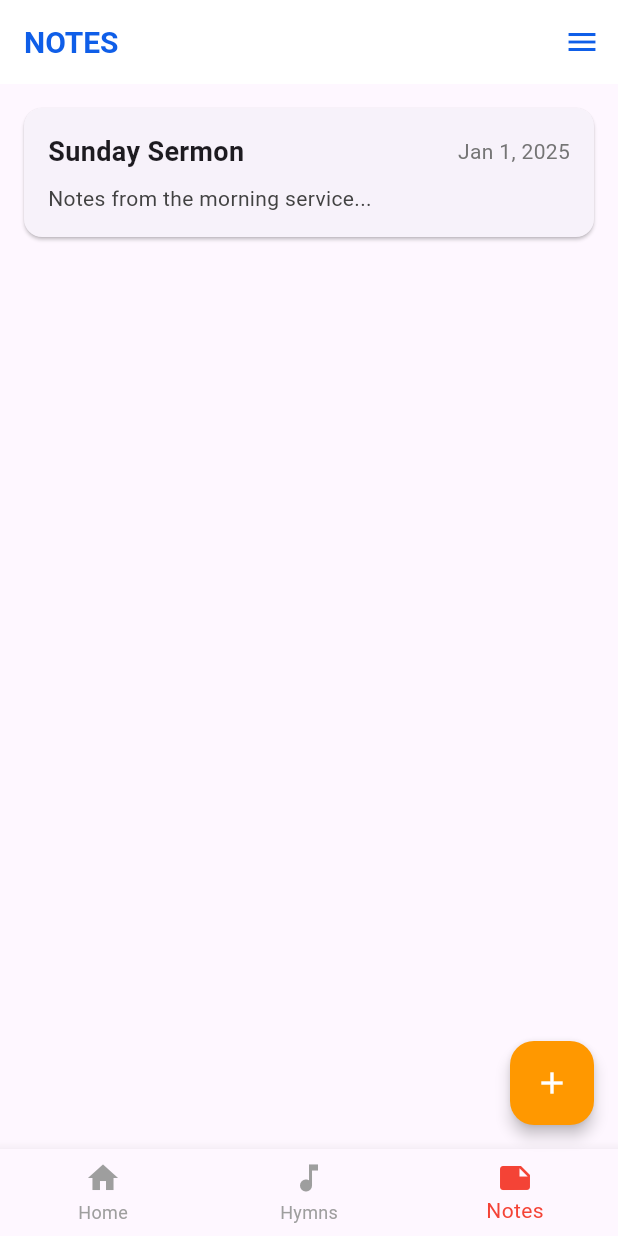
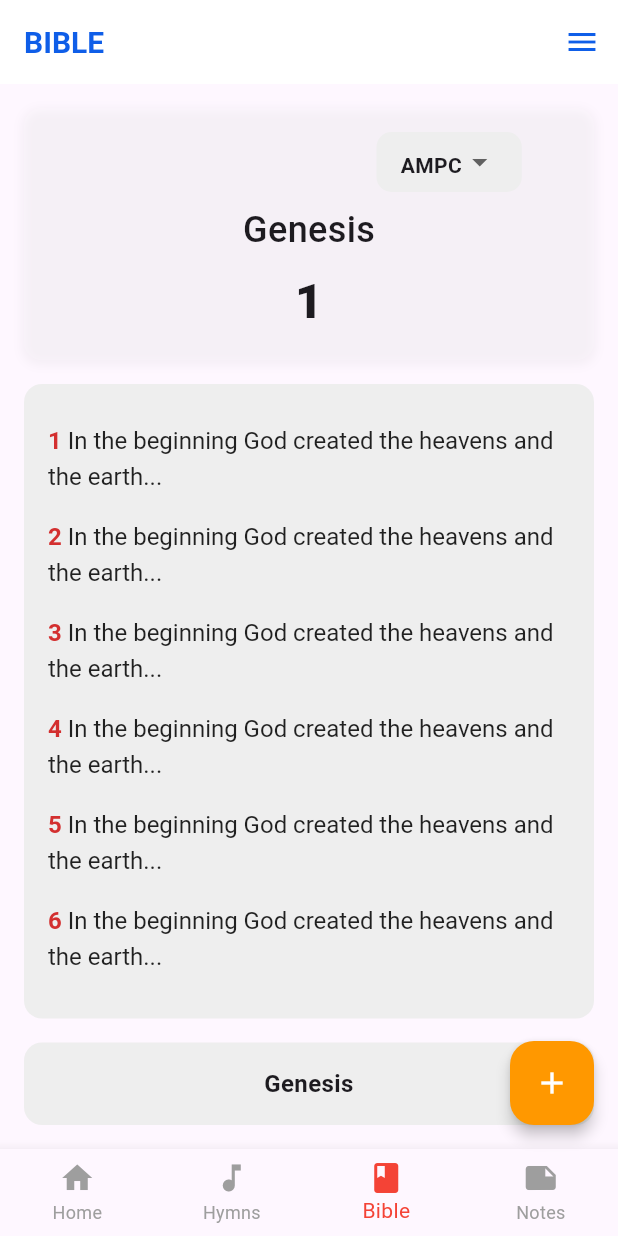
Before and after one commit to wanjohimiriam/JosiahsArising, a Flutter app: the screen it shows after launch, item 3 of the bottom bar chosen, on a phone screen of 412 x 824 dp. Run offline on Flutter 3.47's test engine with Material 3 defaults, Android fonts, the light colour scheme and no system bars; our stand-ins replace animated_text_kit, get, image_picker.

Commit message:
Bible nav side

```diff
--- /dev/null
+++ b/lib/PAGES/bible.dart
@@ -0,0 +1,151 @@
+// ignore_for_file: prefer_const_constructors, prefer_const_literals_to_create_immutables
+
+import 'package:flutter/material.dart';
+
+class BiblePage extends StatelessWidget {
+  @override
+  Widget build(BuildContext context) {
+    return Scaffold(
+      body: Column(
+        children: [
+          // Top white card with book and chapter
+          Container(
+            margin: const EdgeInsets.all(16),
+            decoration: BoxDecoration(
+              color: Colors.white12,
+              borderRadius: BorderRadius.circular(12),
+              boxShadow: [
+                BoxShadow(
+                  color: Colors.grey.withOpacity(0.1),
+                  spreadRadius: 1,
+                  blurRadius: 5,
+                  offset: const Offset(0, 2),
+                ),
+              ],
+            ),
+            child: Column(
+              children: [
+                // Translation pill button
+                Padding(
+                  padding: const EdgeInsets.only(top: 16,),
+                  child: Row(
+                    children: [
+                      SizedBox(width: 235),
+                      Container(
+                        padding: const EdgeInsets.symmetric(horizontal: 16, vertical: 8),
+                        decoration: BoxDecoration(
+                          color: Colors.grey[200],
+                          borderRadius: BorderRadius.circular(10),
+                        ),
+                        child: Row(
+                          crossAxisAlignment: CrossAxisAlignment.end,
+                          children: [
+                            const Text(
+                              'AMPC',
+                              style: TextStyle(
+                                fontSize: 14,
+                                fontWeight: FontWeight.bold,
+                              ),
+                            ),
+                            Icon(
+                              Icons.arrow_drop_down,
+                              color: Colors.grey[700],
+                            )
+                          ],
+                        ),
+                      ),
+                    ],
+                  ),
+                ),
+                // Book name
+                const Padding(
+                  padding: EdgeInsets.symmetric(vertical: 8),
+                  child: Center(
+                    child: Text(
+                      'Genesis',
+                      style: TextStyle(
+                        fontSize: 24,
+                        fontWeight: FontWeight.w500,
+                      ),
+                    ),
+                  ),
+                ),
+                // Chapter number
+                const Padding(
+                  padding: EdgeInsets.only(bottom: 16),
+                  child: Text(
+                    '1',
+                    style: TextStyle(
+                      fontSize: 32,
+                      fontWeight: FontWeight.w900,
+                    ),
+                  ),
+                ),
+              ],
+            ),
+          ),
+          // Verses content area
+          Expanded(
+            child: Container(
+              width: double.infinity,
+              margin: const EdgeInsets.symmetric(horizontal: 16),
+              padding: const EdgeInsets.all(16),
+              decoration: BoxDecoration(
+                color: Colors.grey[200],
+                borderRadius: BorderRadius.circular(12),
+              ),
+              child: ListView.builder(
+                itemCount: 31, // Example number of verses
+                itemBuilder: (context, index) {
+                  return Padding(
+                    padding: const EdgeInsets.symmetric(vertical: 8),
+                    child: RichText(
+                      text: TextSpan(
+                        children: [
+                          TextSpan(
+                            text: '${index + 1} ',
+                            style: TextStyle(
+                              color: Colors.red[700],
+                              fontSize: 16,
+                              fontWeight: FontWeight.bold,
+                            ),
+                          ),
+                          TextSpan(
+                            text: 'In the beginning God created the heavens and the earth...',
+                            style: const TextStyle(
+                              color: Colors.black87,
+                              fontSize: 16,
+                              height: 1.5,
+                            ),
+                          ),
+                        ],
+                      ),
+                    ),
+                  );
+                },
+              ),
+            ),
+          ),
+          // Bottom book selector
+          Container(
+            width: double.infinity,
+            padding: const EdgeInsets.symmetric(vertical: 16),
+            margin: const EdgeInsets.all(16),
+            decoration: BoxDecoration(
+              color: Colors.grey[200],
+              borderRadius: BorderRadius.circular(12),
+            ),
+            child: const Text(
+              'Genesis',
+              textAlign: TextAlign.center,
+              style: TextStyle(
+                fontSize: 16,
+                fontWeight: FontWeight.bold,
+              ),
+            ),
+          ),
+        ],
+      ),
+    );
+  }
+}
--- a/lib/PAGES/home.dart
+++ b/lib/PAGES/home.dart
@@ -1,4 +1,5 @@
 import 'package:flutter/material.dart';
+import 'package:josiah_arising/PAGES/bible.dart';
 import 'package:josiah_arising/PAGES/devotional.dart';
 import 'package:josiah_arising/PAGES/hymns.dart';
 import 'package:josiah_arising/PAGES/notes.dart';
@@ -35,6 +36,7 @@ class Note {
   Note({required this.title, required this.date, required this.preview});
 }
 
+
 // Devotionals Page
 
 
@@ -58,12 +60,14 @@ class _HomePageNavBarState extends State<HomePageNavBar> {
   final List<Widget> _pages = [
     DevotionalsPage(),
     HymnsPage(),
+    BiblePage(),
     NotesPage(),
   ];
 
   final List<String> _titles = [
     'DEVOTIONALS',
     'HYMNS',
+    'BIBLE',
     'NOTES',
   ];
 
@@ -106,6 +110,10 @@ class _HomePageNavBarState extends State<HomePageNavBar> {
             label: 'Hymns',
           ),
           BottomNavigationBarItem(
+            icon: Icon(Icons.book),  // Bible icon
+            label: 'Bible',
+          ),
+          BottomNavigationBarItem(
             icon: Icon(Icons.note),
             label: 'Notes',
           ),
```
